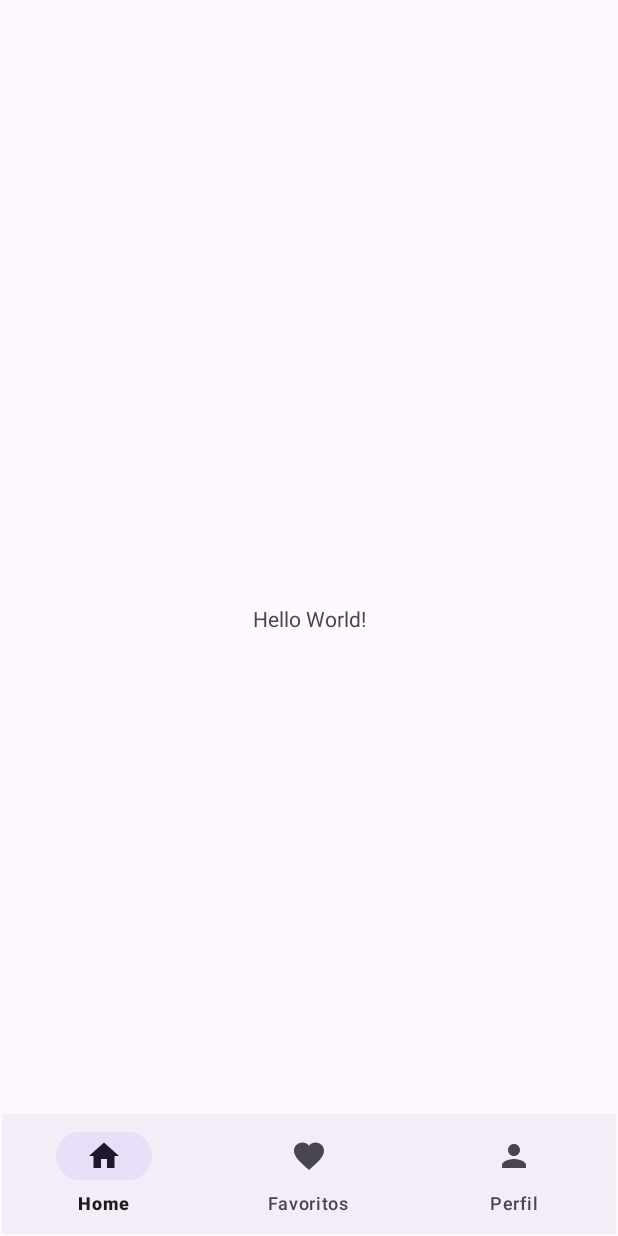
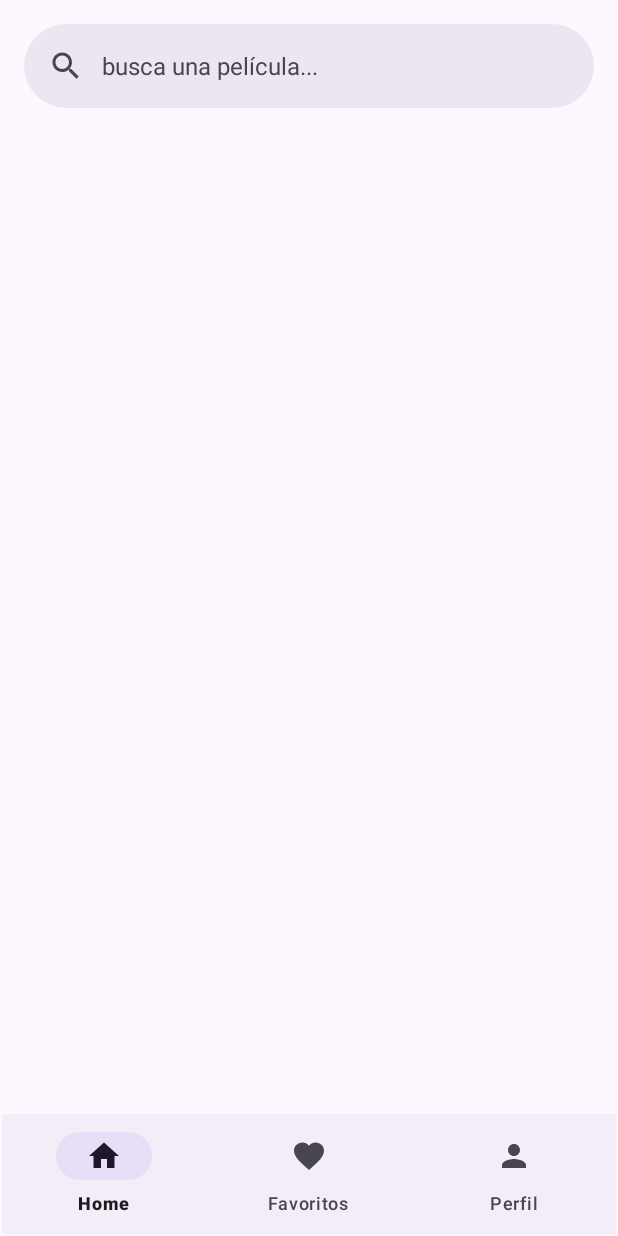
Before and after one commit to luciaortizn/AppCine, an Android app: the screen it shows after launch (MainActivity), on a phone screen of 412 x 824 dp. Run offline under Robolectric (Android 15) with nearby library versions, the light colour scheme and no system bars.

Commit message:
searchbar añadida

```diff
--- a/app/src/main/res/layout/activity_main.xml
+++ b/app/src/main/res/layout/activity_main.xml
@@ -6,14 +6,37 @@
     android:layout_height="match_parent"
     tools:context=".MainActivity">
 
-    <TextView
-        android:layout_width="wrap_content"
-        android:layout_height="wrap_content"
-        android:text="Hello World!"
-        app:layout_constraintBottom_toBottomOf="parent"
-        app:layout_constraintEnd_toEndOf="parent"
-        app:layout_constraintStart_toStartOf="parent"
-        app:layout_constraintTop_toTopOf="parent" />
+    <androidx.coordinatorlayout.widget.CoordinatorLayout
+        android:layout_width="match_parent"
+        android:layout_height="match_parent">
+
+        <!-- NestedScrollingChild goes here (NestedScrollView, RecyclerView, etc.). -->
+        <androidx.core.widget.NestedScrollView
+            android:layout_width="match_parent"
+            android:layout_height="match_parent"
+            android:contentDescription="para buscar contenido"
+            app:layout_behavior="@string/searchbar_scrolling_view_behavior">
+            <!-- Screen content goes here. -->
+        </androidx.core.widget.NestedScrollView>
+
+        <com.google.android.material.appbar.AppBarLayout
+            android:layout_width="match_parent"
+            android:layout_height="wrap_content">
+            <com.google.android.material.search.SearchBar
+                android:id="@+id/search_bar"
+                android:layout_width="match_parent"
+                android:layout_height="wrap_content"
+                android:hint="@string/searchbar_hint" />
+        </com.google.android.material.appbar.AppBarLayout>
+
+        <com.google.android.material.search.SearchView
+            android:layout_width="match_parent"
+            android:layout_height="match_parent"
+            android:hint="@string/searchbar_hint"
+            app:layout_anchor="@id/search_bar">
+            <!-- Search suggestions/results go here (ScrollView, RecyclerView, etc.). -->
+        </com.google.android.material.search.SearchView>
+    </androidx.coordinatorlayout.widget.CoordinatorLayout>
     <androidx.fragment.app.FragmentContainerView android:name="com.example.appcine.NavbarFragment"
         android:id="@+id/viewer"
         android:layout_weight="2"
--- a/app/src/main/res/values/strings.xml
+++ b/app/src/main/res/values/strings.xml
@@ -5,4 +5,5 @@
     <string name="home">Home</string>
     <string name="favoritos">Favoritos</string>
     <string name="perfil">Perfil</string>
+    <string name="searchbar_hint">busca una película...</string>
 </resources>
```
